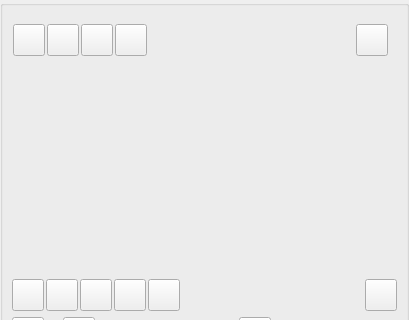
brettrjones-github/nolimitconnect, file GoTvApps/GoTvCommon/Forms/AppletMultiMessenger.ui: the form before one commit; both pictures show x 0 to 409 and y 0 to 320 of the 409 by 568 pixel window.
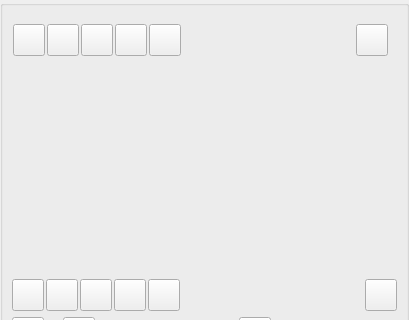
The form after the commit. Custom widgets are drawn as their Qt base class.

Commit message: Add Join Random Connect and push button online and other overlays

Patch:
```diff
--- a/GoTvApps/GoTvCommon/Forms/AppletMultiMessenger.ui
+++ b/GoTvApps/GoTvCommon/Forms/AppletMultiMessenger.ui
@@ -198,6 +198,31 @@
            </property>
           </widget>
          </item>
+         <item>
+          <widget class="VxPushButton" name="m_EverybodyView">
+           <property name="sizePolicy">
+            <sizepolicy hsizetype="Fixed" vsizetype="Fixed">
+             <horstretch>0</horstretch>
+             <verstretch>0</verstretch>
+            </sizepolicy>
+           </property>
+           <property name="minimumSize">
+            <size>
+             <width>32</width>
+             <height>32</height>
+            </size>
+           </property>
+           <property name="maximumSize">
+            <size>
+             <width>32</width>
+             <height>32</height>
+            </size>
+           </property>
+           <property name="text">
+            <string notr="true"/>
+           </property>
+          </widget>
+         </item>
          <item>
           <spacer name="horizontalSpacer">
            <property name="orientation">
```
Left out of the diff: 28 changed lines with no effect on the pictures. The commit also changes 48 other files.
